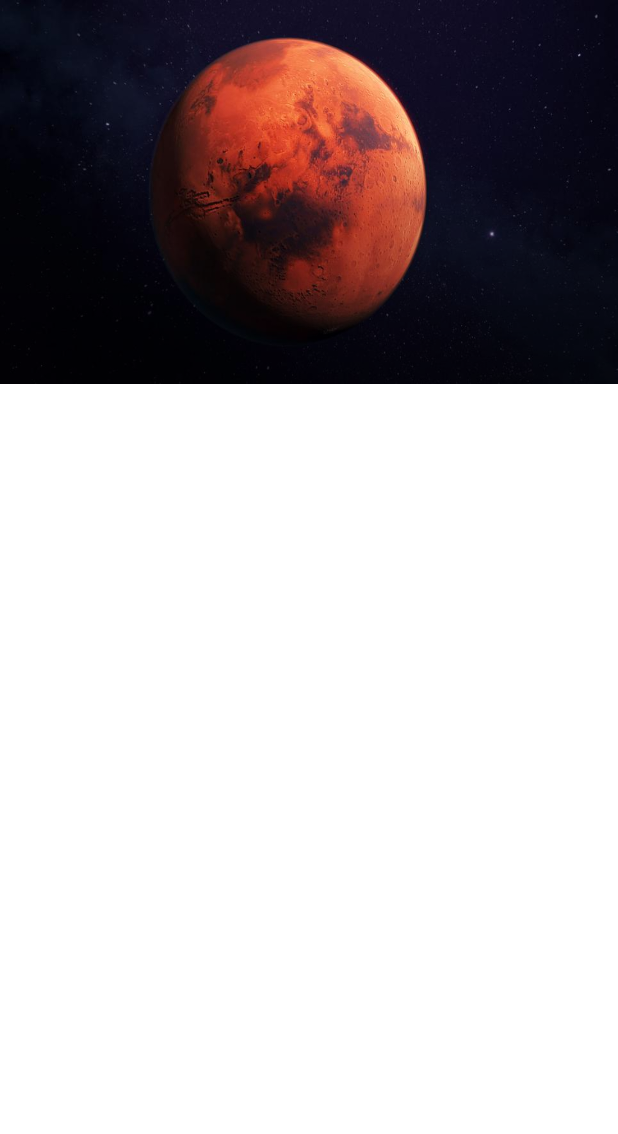
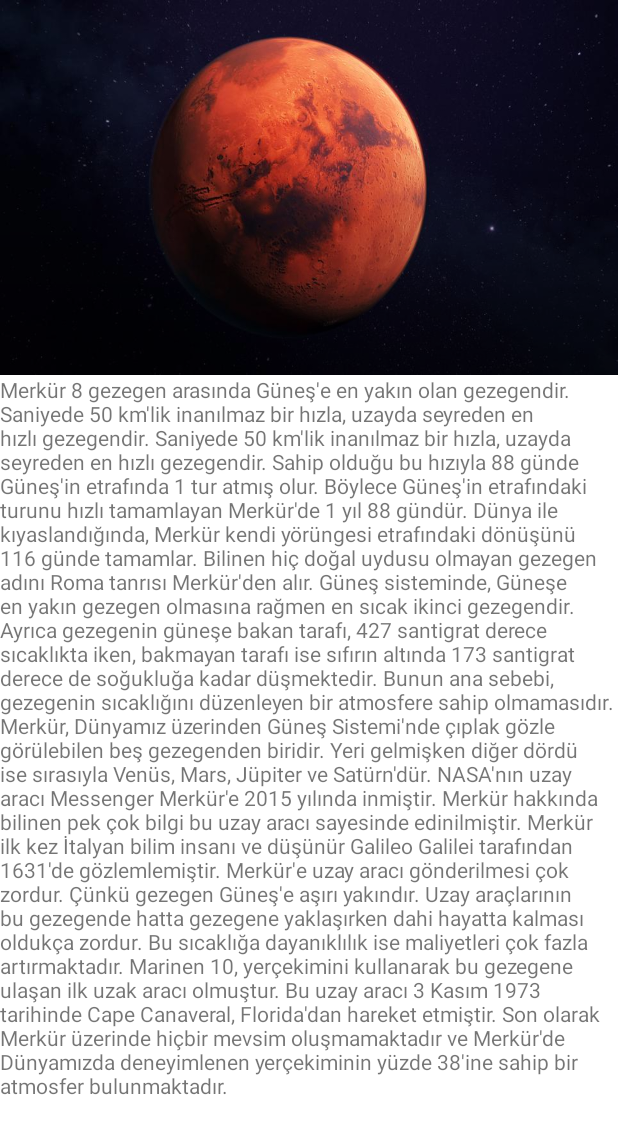
Before and after one commit to 1hakann/GezegenLik, an Android app: the GezegenlerBilgi screen opened directly, with no data from a screen before it, after a tap on "Merkür", on a phone screen of 412 x 824 dp. Shown: the top 1134 px of the screen. Run offline under Robolectric (Android 15) with nearby library versions, the phone set to English and light mode, and no system bars; Roboto replaces fonts that are not available here.

Commit message:
Collapsing Toolbar and Appbar Layout are included. Nested ScrollView was used. The contents were made available to the DetailActivity.

```diff
--- a/app/src/main/java/com/badlogic/androidgames/gezegenos/DetayActivity.kt
+++ b/app/src/main/java/com/badlogic/androidgames/gezegenos/DetayActivity.kt
@@ -4,15 +4,17 @@ import androidx.appcompat.app.AppCompatActivity
 import android.os.Bundle
 import android.widget.TextView
 import android.widget.Toast
+import kotlinx.android.synthetic.main.activity_detay.*
 
 class DetayActivity : AppCompatActivity() {
     override fun onCreate(savedInstanceState: Bundle?) {
         super.onCreate(savedInstanceState)
         setContentView(R.layout.activity_detay)
 
-       // val myText : TextView = findViewById(R.id.tvDetayAciklama)
+        val myText : TextView = findViewById(R.id.tvGezOzellikleri)
+        val position = intent.extras?.get("Gönder") as Int
         val gezegenBilgi = intent.extras?.get("GezegenBilgi") as ArrayList<Gezegen>
-       // myText.text = intent.extras?.get("GezegenBilgi").toString()
+        myText.setText(gezegenBilgi.get(position).GezGenelOzell)
 
 
         //Toast.makeText(this, "gezegen sayısı: "+gezegenBilgi.toString(), Toast.LENGTH_LONG).show()
--- a/app/src/main/res/layout/activity_detay.xml
+++ b/app/src/main/res/layout/activity_detay.xml
@@ -1,6 +1,5 @@
 <?xml version="1.0" encoding="utf-8"?>
-<androidx.coordinatorlayout.widget.CoordinatorLayout
-    xmlns:android="http://schemas.android.com/apk/res/android"
+<androidx.coordinatorlayout.widget.CoordinatorLayout xmlns:android="http://schemas.android.com/apk/res/android"
     xmlns:app="http://schemas.android.com/apk/res-auto"
     xmlns:tools="http://schemas.android.com/tools"
     android:layout_width="match_parent"
@@ -10,7 +9,7 @@
     <com.google.android.material.appbar.AppBarLayout
         android:id="@+id/appbar"
         android:layout_width="match_parent"
-        android:layout_height="256dp"
+        android:layout_height="250dp"
         android:fitsSystemWindows="true"
         android:theme="@style/ThemeOverlay.AppCompat.Dark.ActionBar">
 
@@ -49,12 +48,24 @@
 
     </com.google.android.material.appbar.AppBarLayout>
 
-    <androidx.recyclerview.widget.RecyclerView
-        android:id="@+id/scrollableview"
+    <androidx.core.widget.NestedScrollView
         android:layout_width="match_parent"
         android:layout_height="match_parent"
-        android:clipToPadding="false"
-        app:layout_behavior="@string/appbar_scrolling_view_behavior"
-        tools:listItem="@layout/item_dessert" />
+        app:layout_behavior="@string/appbar_scrolling_view_behavior">
 
+        <LinearLayout
+            android:layout_width="match_parent"
+            android:layout_height="wrap_content"
+            android:orientation="vertical">
+
+            <TextView
+                android:layout_width="match_parent"
+                android:layout_height="wrap_content"
+                android:id="@+id/tvGezOzellikleri">
+
+            </TextView>
+
+        </LinearLayout>
+
+    </androidx.core.widget.NestedScrollView>
 </androidx.coordinatorlayout.widget.CoordinatorLayout>
--- a/app/src/main/res/values/arrays.xml
+++ b/app/src/main/res/values/arrays.xml
@@ -26,7 +26,21 @@
 
     <string-array name="GezAciklama">
     <item>
-        \tMerkür 8 gezegen arasında Güneş\'e en yakın olan gezegendir.\n\n
+        Merkür 8 gezegen arasında Güneş\'e en yakın olan gezegendir. Saniyede 50 km\'lik inanılmaz bir hızla, uzayda seyreden en hızlı gezegendir.
+        Saniyede 50 km\'lik inanılmaz bir hızla, uzayda seyreden en hızlı gezegendir. Sahip olduğu bu hızıyla 88 günde Güneş\'in etrafında 1 tur atmış olur.
+        Böylece Güneş\'in etrafındaki turunu hızlı tamamlayan Merkür\'de 1 yıl 88 gündür. Dünya ile kıyaslandığında, Merkür kendi yörüngesi etrafındaki
+        dönüşünü 116 günde tamamlar. Bilinen hiç doğal uydusu olmayan gezegen adını Roma tanrısı Merkür\'den alır. Güneş sisteminde, Güneşe en yakın
+        gezegen olmasına rağmen en sıcak ikinci gezegendir. Ayrıca gezegenin güneşe bakan tarafı, 427 santigrat derece sıcaklıkta iken, bakmayan tarafı
+        ise sıfırın altında 173 santigrat derece de soğukluğa kadar düşmektedir. Bunun ana sebebi, gezegenin sıcaklığını düzenleyen bir atmosfere sahip
+        olmamasıdır. Merkür, Dünyamız üzerinden Güneş Sistemi\'nde çıplak gözle görülebilen beş gezegenden biridir. Yeri gelmişken diğer dördü ise
+        sırasıyla Venüs, Mars, Jüpiter ve Satürn\'dür.
+
+        NASA\'nın uzay aracı Messenger Merkür\'e 2015 yılında inmiştir. Merkür hakkında bilinen pek çok bilgi bu uzay aracı sayesinde edinilmiştir.
+        Merkür ilk kez İtalyan bilim insanı ve düşünür Galileo Galilei tarafından 1631\'de gözlemlemiştir. Merkür\'e uzay aracı gönderilmesi çok
+        zordur. Çünkü gezegen Güneş\'e aşırı yakındır. Uzay araçlarının bu gezegende hatta gezegene yaklaşırken dahi hayatta kalması oldukça zordur.
+        Bu sıcaklığa dayanıklılık ise maliyetleri çok fazla artırmaktadır. Marinen 10, yerçekimini kullanarak bu gezegene ulaşan ilk uzak aracı olmuştur.
+        Bu uzay aracı 3 Kasım 1973 tarihinde Cape Canaveral, Florida\'dan hareket etmiştir. Son olarak Merkür üzerinde hiçbir mevsim oluşmamaktadır
+        ve Merkür\'de Dünyamızda deneyimlenen yerçekiminin yüzde 38\'ine sahip bir atmosfer bulunmaktadır.
     </item>
     <item>
         \tGüneş\'e Merkür\'den daha uzak olmasına rağmen Venüs, güneş sisteminin en sıcak gezegenidir.
```
